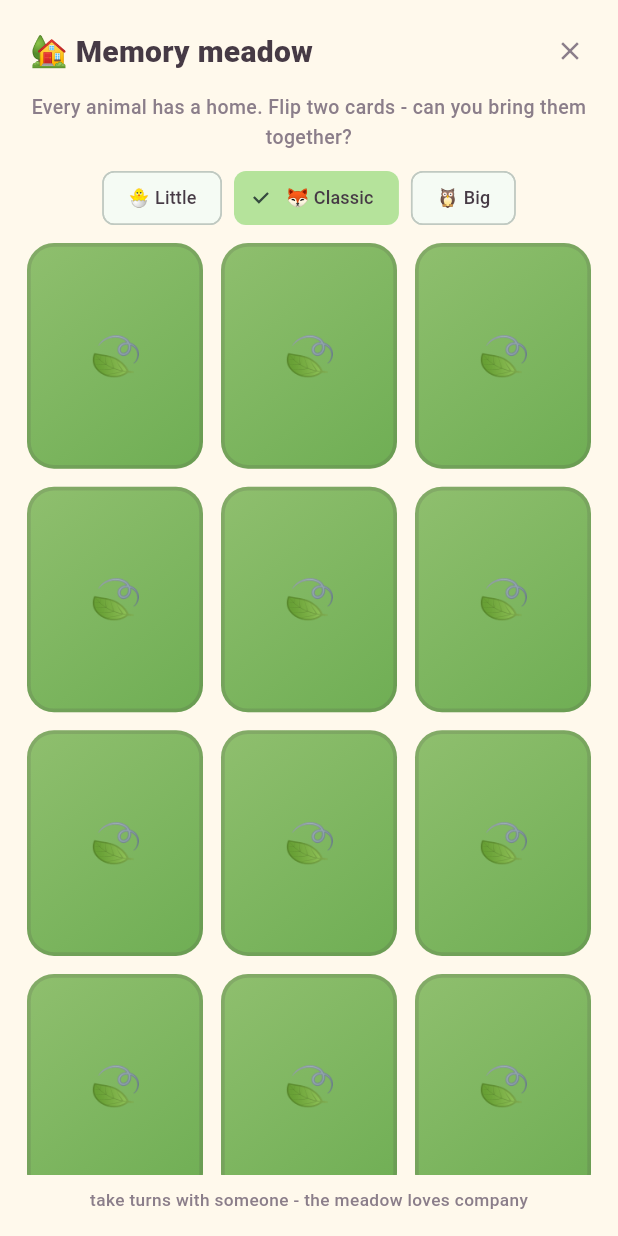
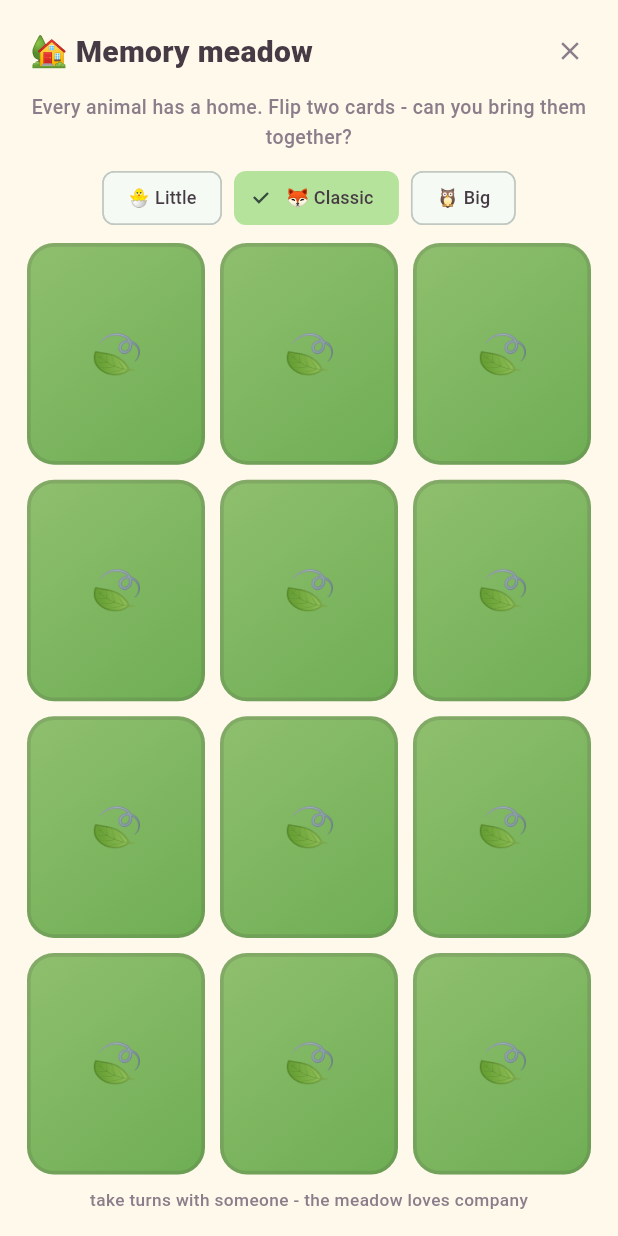
Before and after one commit to Yakir-ash/hopeling, a Flutter app: the MemoryMeadow screen opened directly with empty values, on a phone screen of 412 x 824 dp. Run offline on Flutter 3.47's test engine with Material 3 defaults, Android fonts, the phone set to English and light mode, and no system bars; our stand-ins replace cached_network_image, flutter_cache_manager, flutter_local_notifications, flutter_tts, lottie, shared_preferences and 2 more; missing offline and left inert: flame; accounts and stored records are empty; network calls fail.

Commit message:
Device-test fixes for the games: rocks grow individual heights (0.6 to 1.5, seeded, with neighbors guaranteed to differ by a real margin - pushed downhill when the last one stood tall - so every rock asks a different jump and the collision ceiling follows each rock's actual top); the memory cards' flip tween was born inverted, flashing every face on a fresh deal - new cards now begin face-down at zero and only ever animate on real state changes, with per-deal keys so redeals start clean; and the meadow grid computes its cell size from the screen (4 columns for the big meadow, exact-fit aspect from LayoutBuilder, faces in a FittedBox) so no level ever overflows. Rock determinism, spacing, height range and neighbor-difference all under test

```diff
--- a/app/lib/features/kids/games/memory_meadow.dart
+++ b/app/lib/features/kids/games/memory_meadow.dart
@@ -163,22 +163,33 @@ class _MemoryMeadowState extends State<MemoryMeadow> {
           Expanded(
             child: Padding(
               padding: const EdgeInsets.symmetric(horizontal: 18),
-              child: GridView.builder(
+              child: LayoutBuilder(builder: (context, box) {
+                // the grid fits the screen exactly at every size
+                final cols = pairs >= 8 ? 4 : 3;
+                final rows = (deck.length / cols).ceil();
+                const gap = 10.0;
+                final cellW =
+                    (box.maxWidth - gap * (cols - 1)) / cols;
+                final cellH =
+                    (box.maxHeight - gap * (rows - 1)) / rows;
+                return GridView.builder(
                   physics: const NeverScrollableScrollPhysics(),
                   gridDelegate:
-                    const SliverGridDelegateWithFixedCrossAxisCount(
-                        crossAxisCount: 3,
-                        mainAxisSpacing: 12,
-                        crossAxisSpacing: 12,
-                        childAspectRatio: 0.78),
+                      SliverGridDelegateWithFixedCrossAxisCount(
+                          crossAxisCount: cols,
+                          mainAxisSpacing: gap,
+                          crossAxisSpacing: gap,
+                          childAspectRatio: cellW / cellH),
                   itemCount: deck.length,
                   itemBuilder: (_, i) => _FlipCard(
+                    key: ValueKey('m$round-$i'),
                     card: deck[i],
                     up: faceUp.contains(i) || matched.contains(i),
                     matched: matched.contains(i),
                     onTap: () => _flip(i),
                   ),
-              ),
+                );
+              }),
             ),
           ),
           Padding(
@@ -222,7 +233,8 @@ class _FlipCard extends StatelessWidget {
   final bool up, matched;
   final VoidCallback onTap;
   const _FlipCard(
-      {required this.card,
+      {super.key,
+      required this.card,
       required this.up,
       required this.matched,
       required this.onTap});
@@ -233,7 +245,9 @@ class _FlipCard extends StatelessWidget {
       semanticLabel: up ? '${card.label}' : 'A face-down card',
       onTap: onTap,
       child: TweenAnimationBuilder<double>(
-        tween: Tween(begin: up ? 0 : 1, end: up ? 1 : 0),
+        // t: 0 = back, 1 = face. New cards are born at 0, so a fresh
+        // deal never flashes its faces.
+        tween: Tween(begin: 0, end: up ? 1.0 : 0.0),
         duration: const Duration(milliseconds: 420),
         curve: Curves.easeInOutCubic,
         builder: (_, t, __) {
@@ -270,6 +284,10 @@ class _FlipCard extends StatelessWidget {
                   : kidInk.withValues(alpha: 0.15),
               width: 2.5),
         ),
+        child: Padding(
+          padding: const EdgeInsets.all(6),
+          child: FittedBox(
+            fit: BoxFit.scaleDown,
             child: Column(
                 mainAxisAlignment: MainAxisAlignment.center,
                 children: [
@@ -277,6 +295,8 @@ class _FlipCard extends StatelessWidget {
                   const SizedBox(height: 4),
                   Text(card.label, style: kidTitle(12.5)),
                 ]),
+          ),
+        ),
       );
 
   Widget _back() => Container(
```
Also changed, not shown: app/lib/features/kids/games/salmon_run.dart (+30 -18 lines), 1 other file. Lines whose indentation alone changed are shown as unchanged.
